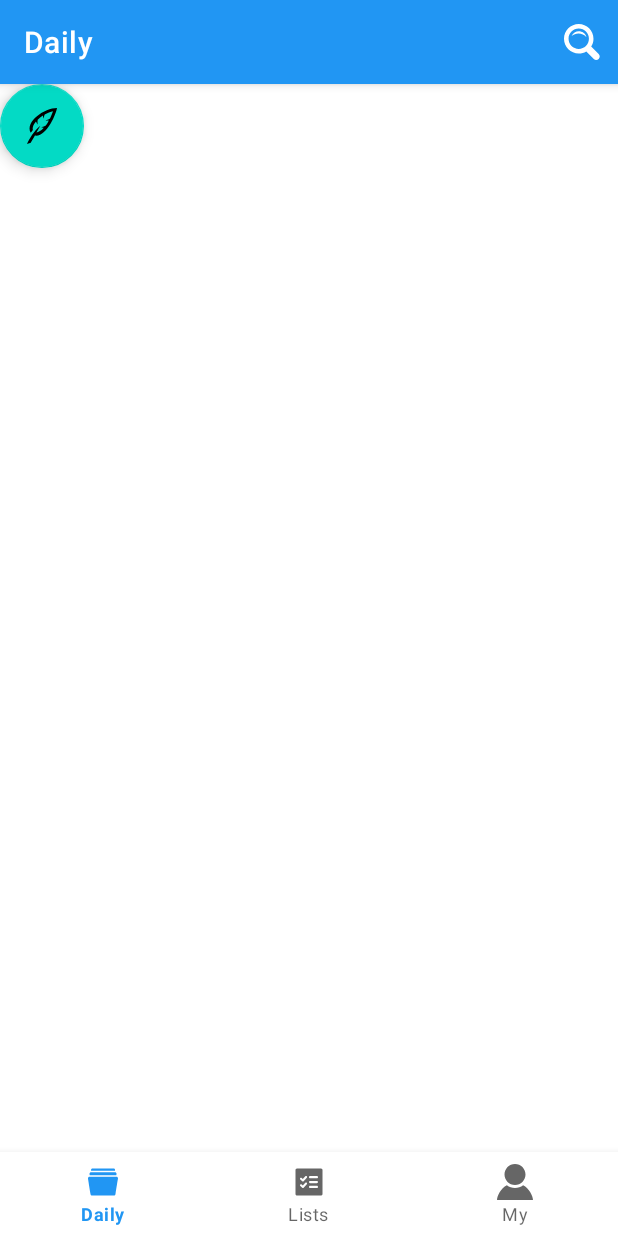
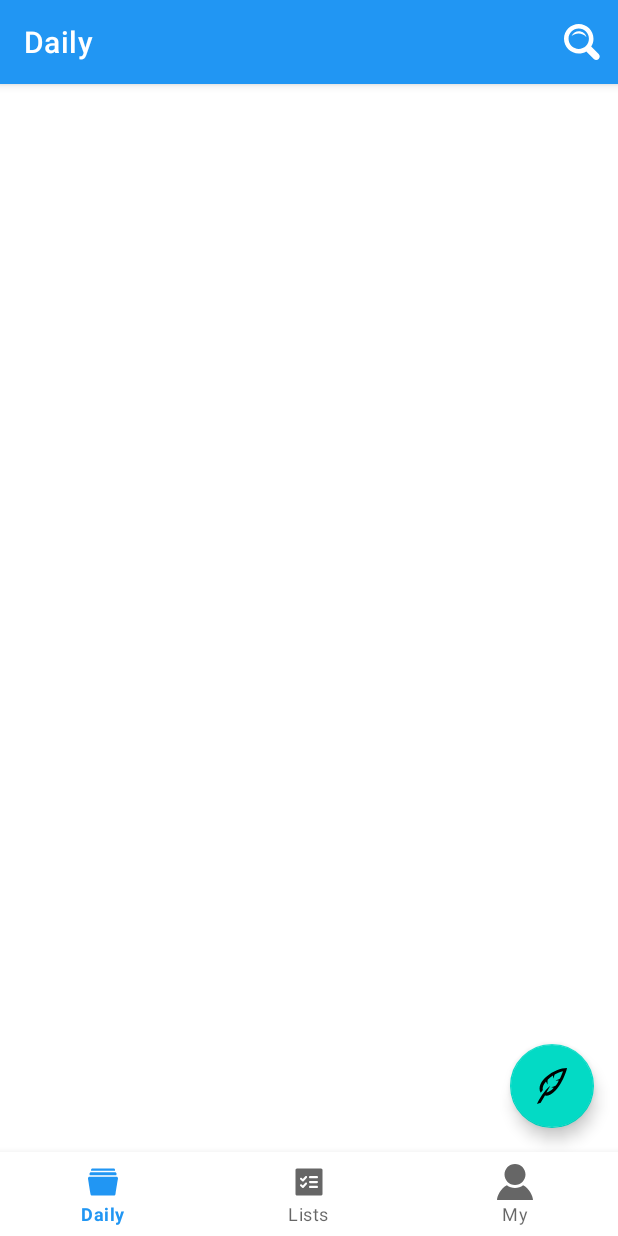
Before and after one commit to CanLeeR/DailyNote, an Android app: the MainActivity screen opened directly, with no data from a screen before it, on a phone screen of 412 x 824 dp. Run offline under Robolectric (Android 15) with nearby library versions, the phone set to English and light mode, and no system bars; our stand-ins replace Room's generated code.

Commit message:
解决底部导航加载Fragment

```diff
--- a/app/src/main/java/com/example/tamp/ui/activities/MainActivity.java
+++ b/app/src/main/java/com/example/tamp/ui/activities/MainActivity.java
@@ -2,6 +2,7 @@ package com.example.tamp.ui.activities;
 
 import androidx.appcompat.app.AppCompatActivity;
 import androidx.fragment.app.Fragment;
+import androidx.fragment.app.FragmentTransaction;
 import androidx.room.Room;
 
 import android.annotation.SuppressLint;
@@ -23,6 +24,9 @@ import com.google.android.material.bottomnavigation.BottomNavigationView;
 
 public class MainActivity extends AppCompatActivity {
 
+    private Fragment fragmentA;
+    private Fragment fragmentB;
+    private Fragment fragmentC;
 
     @Override
     protected void onCreate(Bundle savedInstanceState) {
@@ -30,33 +34,44 @@ public class MainActivity extends AppCompatActivity {
         setContentView(R.layout.activity_main);
 
         BottomNavigationView bottomNavigationView = findViewById(R.id.bottom_navigation);
+        if (savedInstanceState == null) {  // 如果是首次加载
+            fragmentA = new DiaryFragment();
+            fragmentB = new ListsFragment();
+            fragmentC = new MyFragment();
+
+            FragmentTransaction transaction = getSupportFragmentManager().beginTransaction();
+            transaction.add(R.id.fragment_container, fragmentA, "TAG_FRAGMENT_A");
+            transaction.add(R.id.fragment_container, fragmentB, "TAG_FRAGMENT_B");
+            transaction.add(R.id.fragment_container, fragmentC, "TAG_FRAGMENT_C");
+            transaction.hide(fragmentA).hide(fragmentB).hide(fragmentC);  // 默认隐藏它们
+            transaction.show(fragmentA);  // 默认显示第一个Fragment
+            transaction.commit();
+        } else {
+            fragmentA = getSupportFragmentManager().findFragmentByTag("TAG_FRAGMENT_A");
+            fragmentB = getSupportFragmentManager().findFragmentByTag("TAG_FRAGMENT_B");
+            fragmentC = getSupportFragmentManager().findFragmentByTag("TAG_FRAGMENT_C");
+        }
 
         bottomNavigationView.setOnNavigationItemSelectedListener(item -> {
-            Fragment selectedFragment = null;
 
+            FragmentTransaction transaction = getSupportFragmentManager().beginTransaction();
             switch (item.getItemId()) {
                 case R.id.daily_icon:
-                    selectedFragment = new DiaryFragment();
+                    transaction.hide(fragmentB).hide(fragmentC).show(fragmentA);
                     break;
                 case R.id.list_icon:
-                    selectedFragment = new ListsFragment();
+                    transaction.hide(fragmentA).hide(fragmentC).show(fragmentB);
                     break;
                 case R.id.my_icon:
-                    selectedFragment = new MyFragment();
+                    transaction.hide(fragmentA).hide(fragmentB).show(fragmentC);
                     break;
             }
+            transaction.commit();
 
-            if (selectedFragment != null) {
-                getSupportFragmentManager().beginTransaction().replace(R.id.fragment_container, selectedFragment).commit();
-            }
             return true;
         });
 
-        // 默认显示 DiaryFragment
-        if (savedInstanceState == null) {  // 为了避免在设备旋转时重复加载
-            getSupportFragmentManager().beginTransaction().replace(R.id.fragment_container, new DiaryFragment()).commit();
-            bottomNavigationView.setSelectedItemId(R.id.daily_icon);  // 设置默认选中的底部导航项
-        }
+
     }
 
 
--- a/app/src/main/res/layout/fragment_diary.xml
+++ b/app/src/main/res/layout/fragment_diary.xml
@@ -4,8 +4,6 @@
     xmlns:tools="http://schemas.android.com/tools"
     android:layout_width="match_parent"
     android:layout_height="match_parent">
-
-
 
     <!-- 日记列表，RecyclerView -->
 
@@ -25,12 +23,13 @@
         android:id="@+id/fab"
         android:layout_width="wrap_content"
         android:layout_height="wrap_content"
-        android:layout_gravity="bottom|end"
-        android:layout_margin="@dimen/cardview_default_radius"
+        android:layout_marginEnd="16dp"
+        android:layout_marginBottom="16dp"
         android:src="@drawable/iconmonstr_pen_17"
-        tools:ignore="MissingConstraints"
-        tools:layout_editor_absoluteX="304dp"
-        tools:layout_editor_absoluteY="552dp" />
+        app:layout_constraintEnd_toEndOf="parent"
+        app:layout_constraintBottom_toBottomOf="parent"
+        />
+
 
 
 </androidx.constraintlayout.widget.ConstraintLayout>
```
